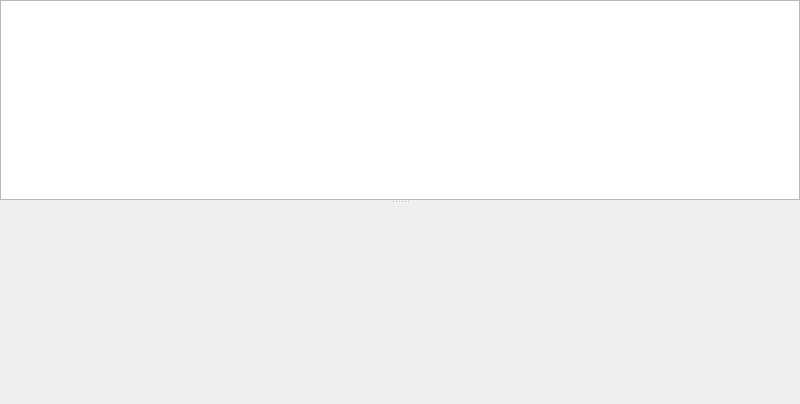
This is views/decisionview.ui in caxapyk/pa-decision as Qt 5 draws it before an edit. The edited form follows.
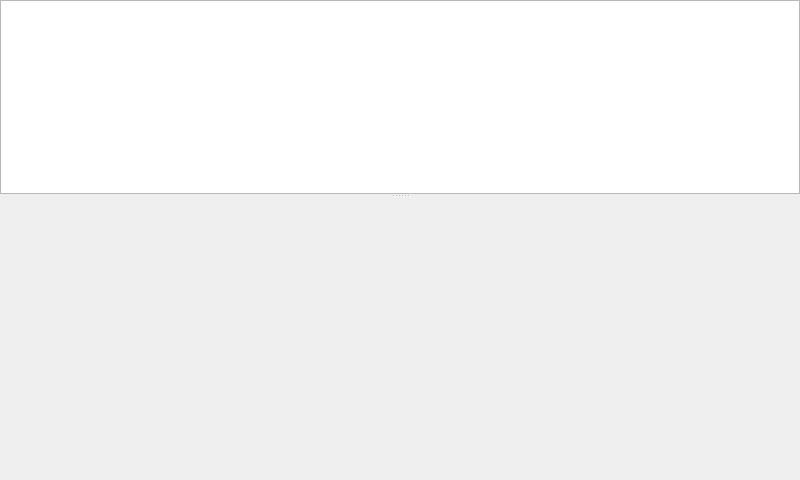
This is the edited form.

Commit message: app design

Patch:
```diff
--- a/views/decisionview.ui
+++ b/views/decisionview.ui
@@ -7,9 +7,15 @@
     <x>0</x>
     <y>0</y>
     <width>800</width>
-    <height>300</height>
+    <height>480</height>
    </rect>
   </property>
+  <property name="minimumSize">
+   <size>
+    <width>640</width>
+    <height>480</height>
+   </size>
+  </property>
   <property name="windowTitle">
    <string>Form</string>
   </property>
@@ -34,16 +40,16 @@
      <widget class="QTableView" name="tableView">
       <property name="minimumSize">
        <size>
-        <width>300</width>
-        <height>200</height>
+        <width>0</width>
+        <height>0</height>
        </size>
       </property>
      </widget>
      <widget class="QWidget" name="widget" native="true">
       <property name="minimumSize">
        <size>
-        <width>300</width>
-        <height>200</height>
+        <width>0</width>
+        <height>280</height>
        </size>
       </property>
      </widget>
```
The commit also changes 5 other files.
